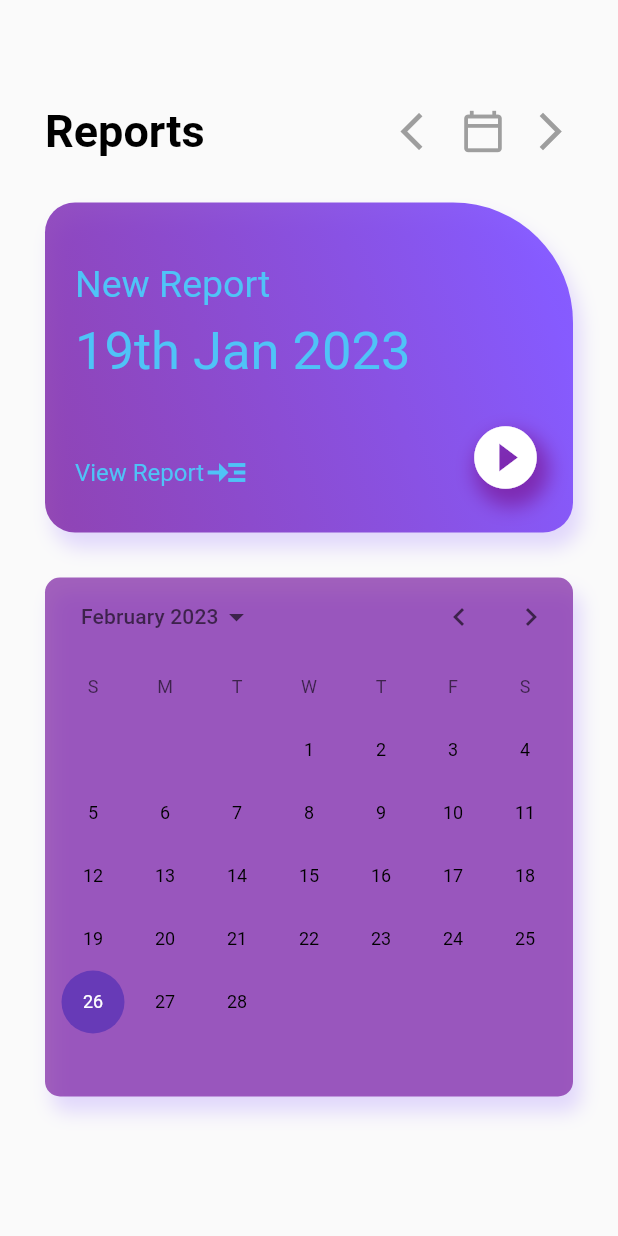
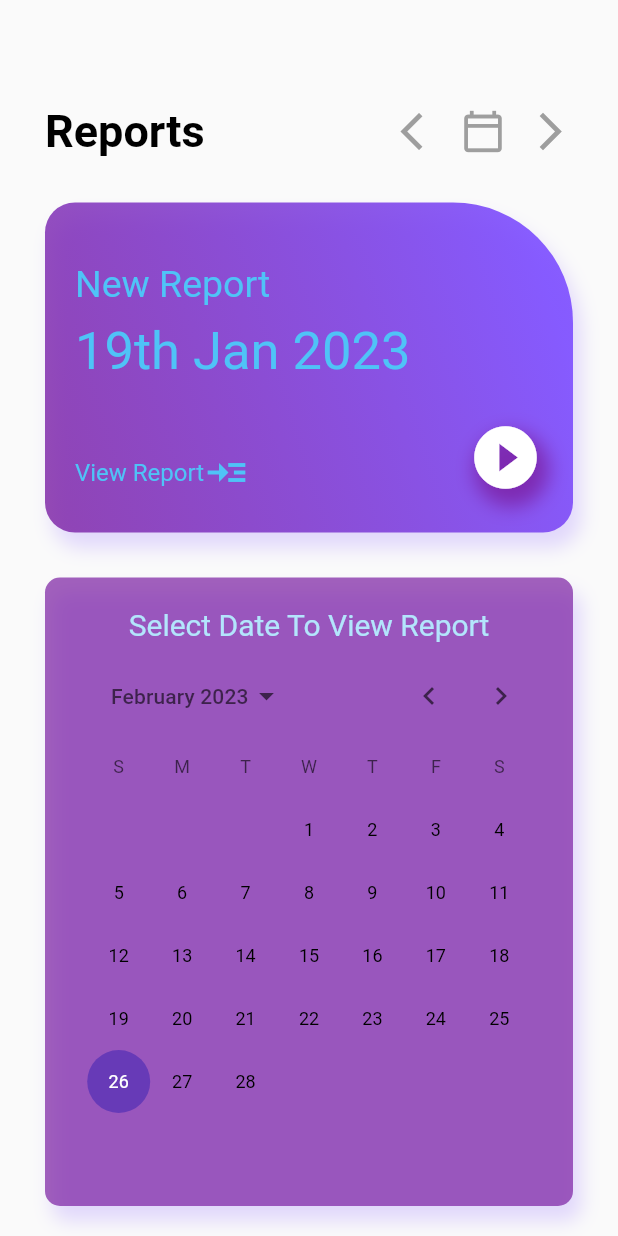
Before and after one commit to JosephLahiru/mcms_app, a Flutter app: the Reports screen opened directly, on a phone screen of 412 x 824 dp. Run offline on Flutter 3.47's test engine with Material 2 defaults, Android fonts, the phone set to English and light mode, and no system bars.

Commit message:
modify calender

```diff
--- a/lib/screens/reports.dart
+++ b/lib/screens/reports.dart
@@ -147,13 +147,31 @@ class Reports extends StatelessWidget {
                     ),
                   ],
                 ),
-                child: CalendarDatePicker(
+                child: Container(
+                  padding: const EdgeInsets.only(top: 20.0, left: 20.0, right: 20.0 , bottom: 20.0),
+                  child: Column(
+                    crossAxisAlignment: CrossAxisAlignment.start,
+                    children: [
+                      Center(
+                        child: Text(
+                          "Select Date To View Report",
+                          style: TextStyle(
+                            fontSize: 20.0,
+                            color: color.AppColors.septenary,
+                          ),
+                        ),
+                      ),
+                      SizedBox(height: 10.0),
+                      CalendarDatePicker(
                         initialDate: DateTime.now(),
                         firstDate: DateTime(2023),
                         lastDate: DateTime(2030),
                         onDateChanged: (date) {
                           print(date);
                         },
+                      ),
+                    ],
+                  ),
                 ),
               ),
             ],
```
Lines whose indentation alone changed are shown as unchanged.
